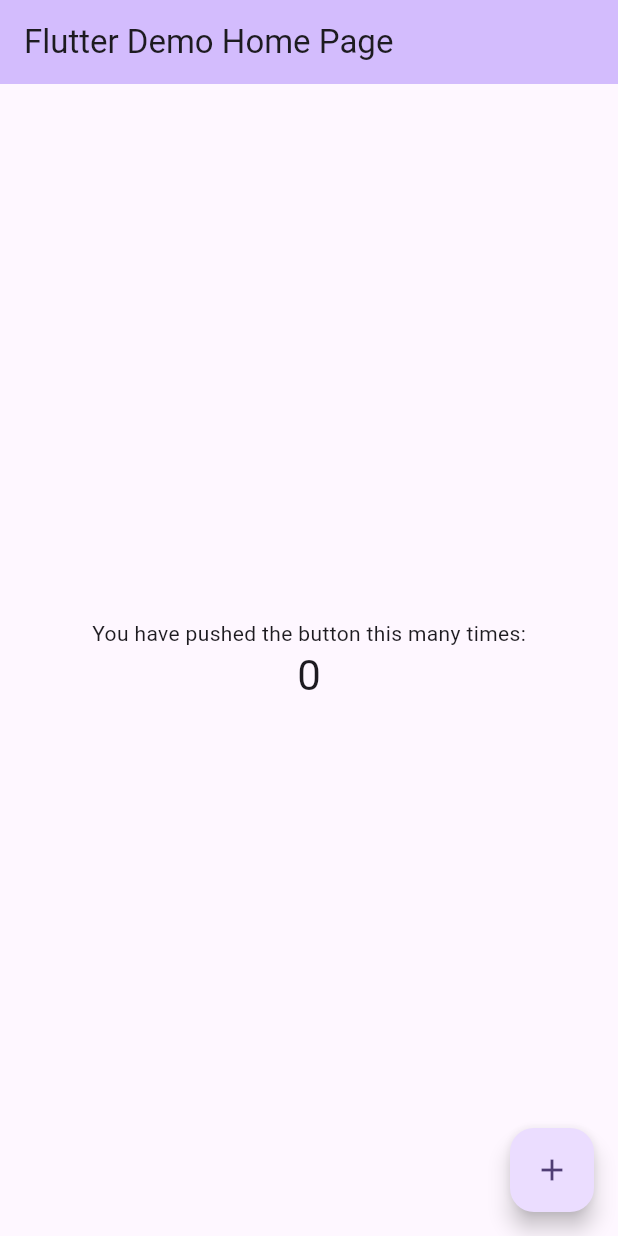
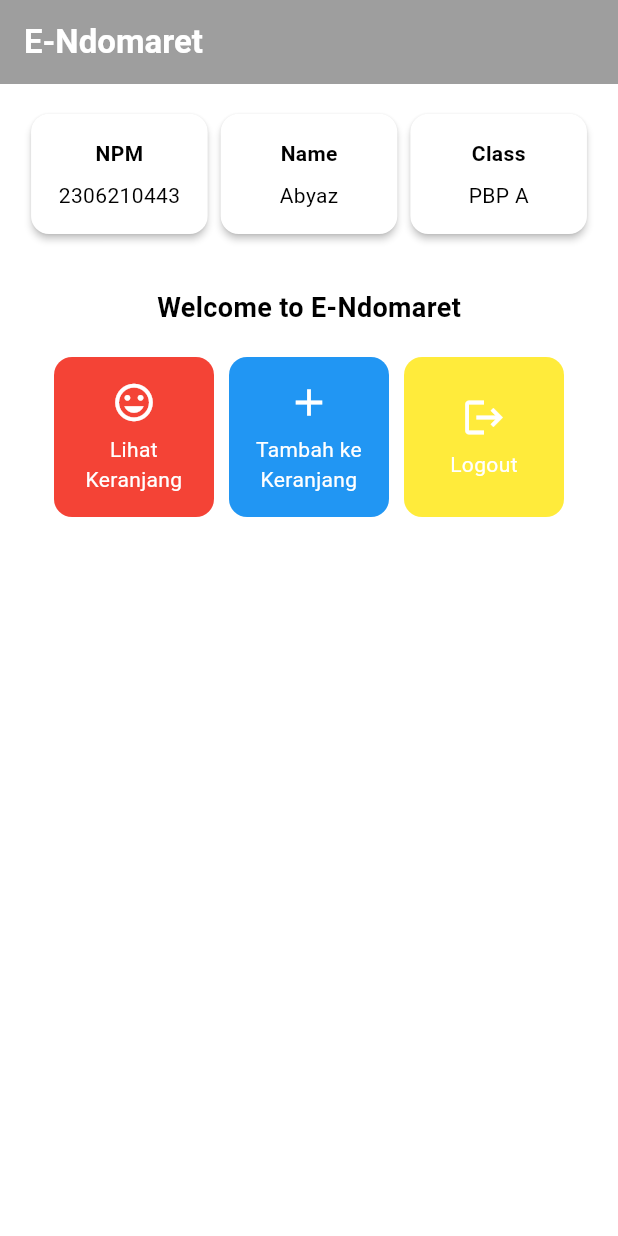
Before and after one commit to Dermada/e-ndomaret-mobile, a Flutter app: the screen it shows after launch, on a phone screen of 412 x 824 dp. Run offline on Flutter 3.47's test engine with Material 3 defaults, Android fonts, the phone set to English and light mode, and no system bars.

Commit message:
Selesai Tugas 7

```diff
--- a/lib/main.dart
+++ b/lib/main.dart
@@ -1,4 +1,5 @@
 import 'package:flutter/material.dart';
+import 'package:e_ndomaret/menu.dart';
 
 void main() {
   runApp(const MyApp());
@@ -13,113 +14,12 @@ class MyApp extends StatelessWidget {
     return MaterialApp(
       title: 'Flutter Demo',
       theme: ThemeData(
-        // This is the theme of your application.
-        //
-        // TRY THIS: Try running your application with "flutter run". You'll see
-        // the application has a purple toolbar. Then, without quitting the app,
-        // try changing the seedColor in the colorScheme below to Colors.green
-        // and then invoke "hot reload" (save your changes or press the "hot
-        // reload" button in a Flutter-supported IDE, or press "r" if you used
-        // the command line to start the app).
-        //
-        // Notice that the counter didn't reset back to zero; the application
-        // state is not lost during the reload. To reset the state, use hot
-        // restart instead.
-        //
-        // This works for code too, not just values: Most code changes can be
-        // tested with just a hot reload.
-        colorScheme: ColorScheme.fromSeed(seedColor: Colors.deepPurple),
+        colorScheme: ColorScheme.fromSwatch(
+          primarySwatch: Colors.grey,
+        ).copyWith(secondary: Colors.grey[400]),
         useMaterial3: true,
       ),
-      home: const MyHomePage(title: 'Flutter Demo Home Page'),
+      home: MyHomePage(), // Assign MyHomePage to the home property
     );
   }
 }
-
-class MyHomePage extends StatefulWidget {
-  const MyHomePage({super.key, required this.title});
-
-  // This widget is the home page of your application. It is stateful, meaning
-  // that it has a State object (defined below) that contains fields that affect
-  // how it looks.
-
-  // This class is the configuration for the state. It holds the values (in this
-  // case the title) provided by the parent (in this case the App widget) and
-  // used by the build method of the State. Fields in a Widget subclass are
-  // always marked "final".
-
-  final String title;
-
-  @override
-  State<MyHomePage> createState() => _MyHomePageState();
-}
-
-class _MyHomePageState extends State<MyHomePage> {
-  int _counter = 0;
-
-  void _incrementCounter() {
-    setState(() {
-      // This call to setState tells the Flutter framework that something has
-      // changed in this State, which causes it to rerun the build method below
-      // so that the display can reflect the updated values. If we changed
-      // _counter without calling setState(), then the build method would not be
-      // called again, and so nothing would appear to happen.
-      _counter++;
-    });
-  }
-
-  @override
-  Widget build(BuildContext context) {
-    // This method is rerun every time setState is called, for instance as done
-    // by the _incrementCounter method above.
-    //
-    // The Flutter framework has been optimized to make rerunning build methods
-    // fast, so that you can just rebuild anything that needs updating rather
-    // than having to individually change instances of widgets.
-    return Scaffold(
-      appBar: AppBar(
-        // TRY THIS: Try changing the color here to a specific color (to
-        // Colors.amber, perhaps?) and trigger a hot reload to see the AppBar
-        // change color while the other colors stay the same.
-        backgroundColor: Theme.of(context).colorScheme.inversePrimary,
-        // Here we take the value from the MyHomePage object that was created by
-        // the App.build method, and use it to set our appbar title.
-        title: Text(widget.title),
-      ),
-      body: Center(
-        // Center is a layout widget. It takes a single child and positions it
-        // in the middle of the parent.
-        child: Column(
-          // Column is also a layout widget. It takes a list of children and
-          // arranges them vertically. By default, it sizes itself to fit its
-          // children horizontally, and tries to be as tall as its parent.
-          //
-          // Column has various properties to control how it sizes itself and
-          // how it positions its children. Here we use mainAxisAlignment to
-          // center the children vertically; the main axis here is the vertical
-          // axis because Columns are vertical (the cross axis would be
-          // horizontal).
-          //
-          // TRY THIS: Invoke "debug painting" (choose the "Toggle Debug Paint"
-          // action in the IDE, or press "p" in the console), to see the
-          // wireframe for each widget.
-          mainAxisAlignment: MainAxisAlignment.center,
-          children: <Widget>[
-            const Text(
-              'You have pushed the button this many times:',
-            ),
-            Text(
-              '$_counter',
-              style: Theme.of(context).textTheme.headlineMedium,
-            ),
-          ],
-        ),
-      ),
-      floatingActionButton: FloatingActionButton(
-        onPressed: _incrementCounter,
-        tooltip: 'Increment',
-        child: const Icon(Icons.add),
-      ), // This trailing comma makes auto-formatting nicer for build methods.
-    );
-  }
-}
--- /dev/null
+++ b/lib/menu.dart
@@ -0,0 +1,191 @@
+import 'package:flutter/material.dart';
+
+class MyHomePage extends StatelessWidget {
+    MyHomePage({super.key});
+
+    final String npm = '2306210443'; // NPM
+    final String name = 'Abyaz'; // Nama
+    final String className = 'PBP A'; // Kelas
+
+    final List<ItemHomepage> items = [
+         ItemHomepage("Lihat Keranjang", Icons.mood, Colors.red),
+         ItemHomepage("Tambah ke Keranjang", Icons.add, Colors.blue),
+         ItemHomepage("Logout", Icons.logout, Colors.yellow),
+     ];
+
+ @override
+  Widget build(BuildContext context) {
+    // Scaffold menyediakan struktur dasar halaman dengan AppBar dan body.
+    return Scaffold(
+      // AppBar adalah bagian atas halaman yang menampilkan judul.
+      appBar: AppBar(
+        // Judul aplikasi "Mental Health Tracker" dengan teks putih dan tebal.
+        title: const Text(
+          'E-Ndomaret',
+          style: TextStyle(
+            color: Colors.white,
+            fontWeight: FontWeight.bold,
+          ),
+        ),
+        // Warna latar belakang AppBar diambil dari skema warna tema aplikasi.
+        backgroundColor: Theme.of(context).colorScheme.primary,
+      ),
+      // Body halaman dengan padding di sekelilingnya.
+      body: Padding(
+        padding: const EdgeInsets.all(16.0),
+        // Menyusun widget secara vertikal dalam sebuah kolom.
+        child: Column(
+          crossAxisAlignment: CrossAxisAlignment.center,
+          children: [
+            // Row untuk menampilkan 3 InfoCard secara horizontal.
+            Row(
+              mainAxisAlignment: MainAxisAlignment.spaceEvenly,
+              children: [
+                InfoCard(title: 'NPM', content: npm),
+                InfoCard(title: 'Name', content: name),
+                InfoCard(title: 'Class', content: className),
+              ],
+            ),
+
+            // Memberikan jarak vertikal 16 unit.
+            const SizedBox(height: 16.0),
+
+            // Menempatkan widget berikutnya di tengah halaman.
+            Center(
+              child: Column(
+                // Menyusun teks dan grid item secara vertikal.
+
+                children: [
+                  // Menampilkan teks sambutan dengan gaya tebal dan ukuran 18.
+                  const Padding(
+                    padding: EdgeInsets.only(top: 16.0),
+                    child: Text(
+                      'Welcome to E-Ndomaret',
+                      style: TextStyle(
+                        fontWeight: FontWeight.bold,
+                        fontSize: 18.0,
+                      ),
+                    ),
+                  ),
+
+                  // Grid untuk menampilkan ItemCard dalam bentuk grid 3 kolom.
+                  GridView.count(
+                    primary: true,
+                    padding: const EdgeInsets.all(20),
+                    crossAxisSpacing: 10,
+                    mainAxisSpacing: 10,
+                    crossAxisCount: 3,
+                    // Agar grid menyesuaikan tinggi kontennya.
+                    shrinkWrap: true,
+
+                    // Menampilkan ItemCard untuk setiap item dalam list items.
+                    children: items.map((ItemHomepage item) {
+                      return ItemCard(item);
+                    }).toList(),
+                  ),
+                ],
+              ),
+            ),
+          ],
+        ),
+      ),
+    );
+  }
+}
+
+
+
+class InfoCard extends StatelessWidget {
+  // Kartu informasi yang menampilkan title dan content.
+
+  final String title;  // Judul kartu.
+  final String content;  // Isi kartu.
+
+  const InfoCard({super.key, required this.title, required this.content});
+
+  @override
+  Widget build(BuildContext context) {
+    return Card(
+      // Membuat kotak kartu dengan bayangan dibawahnya.
+      elevation: 2.0,
+      child: Container(
+        // Mengatur ukuran dan jarak di dalam kartu.
+        width: MediaQuery.of(context).size.width / 3.5, // menyesuaikan dengan lebar device yang digunakan.
+        padding: const EdgeInsets.all(16.0),
+        // Menyusun title dan content secara vertikal.
+        child: Column(
+          children: [
+            Text(
+              title,
+              style: const TextStyle(fontWeight: FontWeight.bold),
+            ),
+            const SizedBox(height: 8.0),
+            Text(content),
+          ],
+        ),
+      ),
+    );
+  }
+}
+
+class ItemHomepage {
+     final String name;
+     final IconData icon;
+     final Color color;
+
+     ItemHomepage(this.name, this.icon, this.color);
+ }
+
+class ItemCard extends StatelessWidget {
+  // Menampilkan kartu dengan ikon dan nama.
+
+  final ItemHomepage item;
+
+  const ItemCard(this.item, {super.key});
+
+  @override
+  Widget build(BuildContext context) {
+    return Material(
+      // Use the color property from the item
+      color: item.color,
+      // Membuat sudut kartu melengkung.
+      borderRadius: BorderRadius.circular(12),
+
+      child: InkWell(
+        // Aksi ketika kartu ditekan.
+        onTap: () {
+          // Menampilkan pesan SnackBar saat kartu ditekan.
+          ScaffoldMessenger.of(context)
+            ..hideCurrentSnackBar()
+            ..showSnackBar(
+              SnackBar(content: Text("Kamu telah menekan tombol ${item.name}!"))
+            );
+        },
+        // Container untuk menyimpan Icon dan Text
+        child: Container(
+          padding: const EdgeInsets.all(8),
+          child: Center(
+            child: Column(
+              // Menyusun ikon dan teks di tengah kartu.
+              mainAxisAlignment: MainAxisAlignment.center,
+              children: [
+                Icon(
+                  item.icon,
+                  color: Colors.white,
+                  size: 30.0,
+                ),
+                const Padding(padding: EdgeInsets.all(3)),
+                Text(
+                  item.name,
+                  textAlign: TextAlign.center,
+                  style: const TextStyle(color: Colors.white),
+                ),
+              ],
+            ),
+          ),
+        ),
+      ),
+    );
+  }
+
+}
```
Also changed, not shown: 1 other file.
